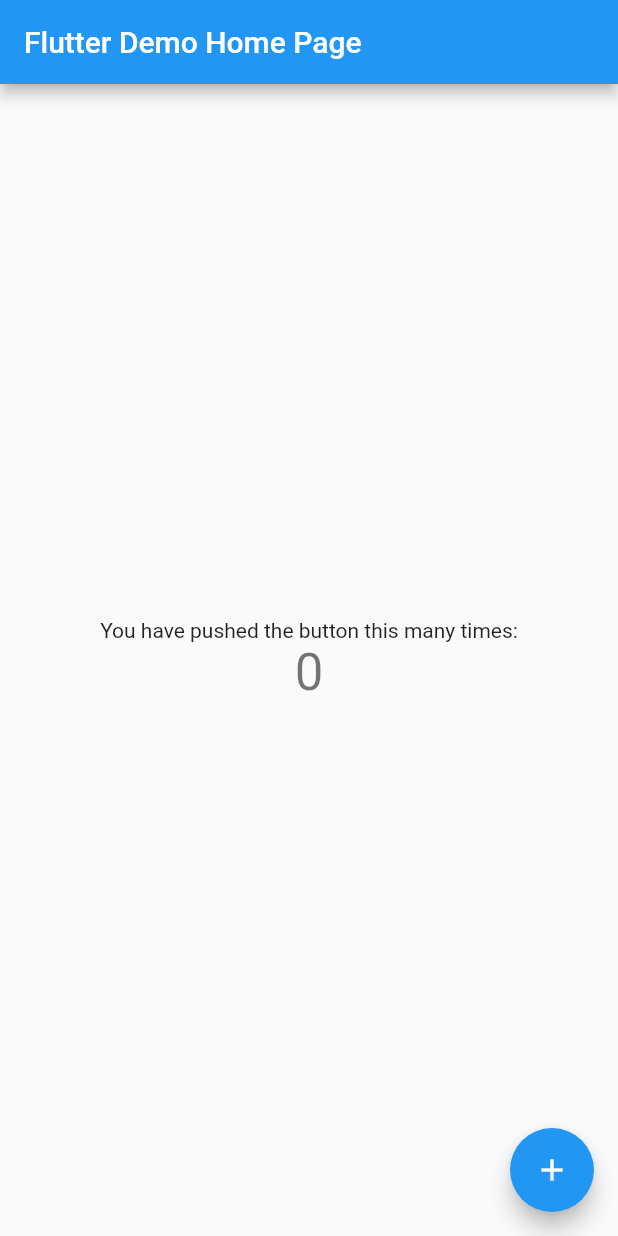
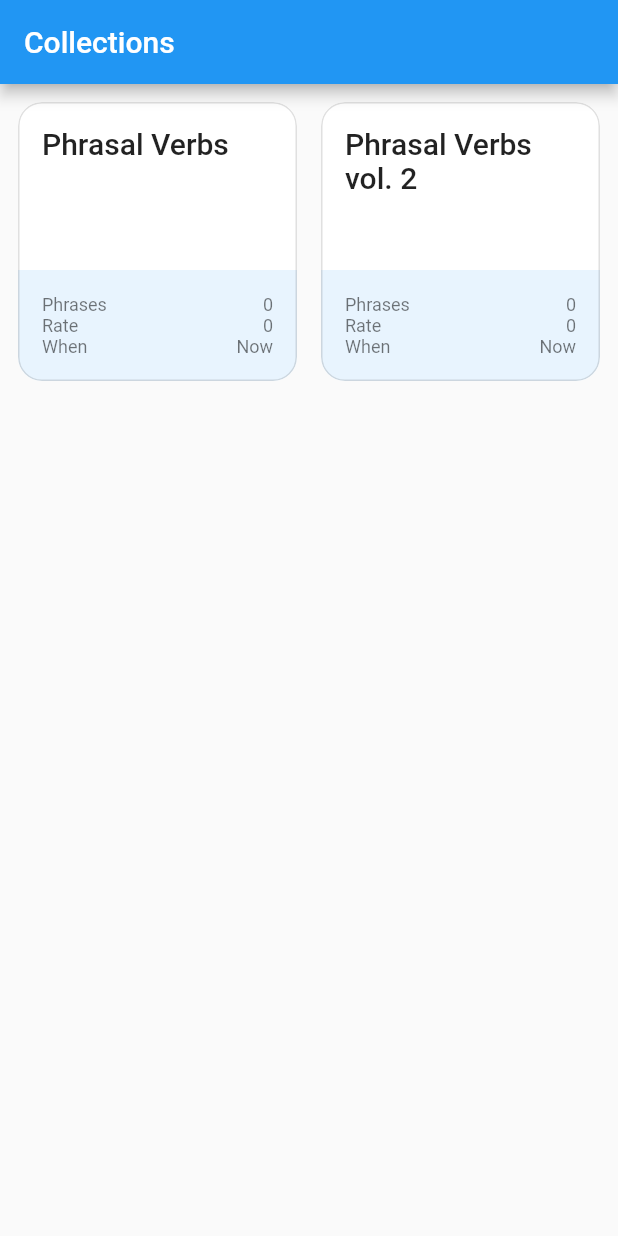
Before and after one commit to bnvmxm/va, a Flutter app: the screen it shows after launch, on a phone screen of 412 x 824 dp. Run offline on Flutter 3.47's test engine with Material 2 defaults, Android fonts, the light colour scheme and no system bars; our stand-ins replace get_it.

Commit message:
Show phrase groups grid view

```diff
--- a/src/lib/app/my_app.dart
+++ /dev/null
@@ -1,109 +0,0 @@
-import 'package:flutter/material.dart';
-
-class MyApp extends StatelessWidget {
-  // This widget is the root of your application.
-  @override
-  Widget build(BuildContext context) {
-    return MaterialApp(
-      title: 'Flutter Demo',
-      theme: ThemeData(
-        // This is the theme of your application.
-        //
-        // Try running your application with "flutter run". You'll see the
-        // application has a blue toolbar. Then, without quitting the app, try
-        // changing the primarySwatch below to Colors.green and then invoke
-        // "hot reload" (press "r" in the console where you ran "flutter run",
-        // or simply save your changes to "hot reload" in a Flutter IDE).
-        // Notice that the counter didn't reset back to zero; the application
-        // is not restarted.
-        primarySwatch: Colors.blue,
-      ),
-      home: const MyHomePage(title: 'Flutter Demo Home Page'),
-    );
-  }
-}
-
-class MyHomePage extends StatefulWidget {
-  const MyHomePage({Key key, this.title}) : super(key: key);
-
-  // This widget is the home page of your application. It is stateful, meaning
-  // that it has a State object (defined below) that contains fields that affect
-  // how it looks.
-
-  // This class is the configuration for the state. It holds the values (in this
-  // case the title) provided by the parent (in this case the App widget) and
-  // used by the build method of the State. Fields in a Widget subclass are
-  // always marked "final".
-
-  final String title;
-
-  @override
-  _MyHomePageState createState() => _MyHomePageState();
-}
-
-class _MyHomePageState extends State<MyHomePage> {
-  int _counter = 0;
-
-  void _incrementCounter() {
-    setState(() {
-      // This call to setState tells the Flutter framework that something has
-      // changed in this State, which causes it to rerun the build method below
-      // so that the display can reflect the updated values. If we changed
-      // _counter without calling setState(), then the build method would not be
-      // called again, and so nothing would appear to happen.
-      _counter++;
-    });
-  }
-
-  @override
-  Widget build(BuildContext context) {
-    // This method is rerun every time setState is called, for instance as done
-    // by the _incrementCounter method above.
-    //
-    // The Flutter framework has been optimized to make rerunning build methods
-    // fast, so that you can just rebuild anything that needs updating rather
-    // than having to individually change instances of widgets.
-    return Scaffold(
-      appBar: AppBar(
-        // Here we take the value from the MyHomePage object that was created by
-        // the App.build method, and use it to set our appbar title.
-        title: Text(widget.title),
-      ),
-      body: Center(
-        // Center is a layout widget. It takes a single child and positions it
-        // in the middle of the parent.
-        child: Column(
-          // Column is also a layout widget. It takes a list of children and
-          // arranges them vertically. By default, it sizes itself to fit its
-          // children horizontally, and tries to be as tall as its parent.
-          //
-          // Invoke "debug painting" (press "p" in the console, choose the
-          // "Toggle Debug Paint" action from the Flutter Inspector in Android
-          // Studio, or the "Toggle Debug Paint" command in Visual Studio Code)
-          // to see the wireframe for each widget.
-          //
-          // Column has various properties to control how it sizes itself and
-          // how it positions its children. Here we use mainAxisAlignment to
-          // center the children vertically; the main axis here is the vertical
-          // axis because Columns are vertical (the cross axis would be
-          // horizontal).
-          mainAxisAlignment: MainAxisAlignment.center,
-          children: <Widget>[
-            const Text(
-              'You have pushed the button this many times:',
-            ),
-            Text(
-              '$_counter',
-              style: Theme.of(context).textTheme.display1,
-            ),
-          ],
-        ),
-      ),
-      floatingActionButton: FloatingActionButton(
-        onPressed: _incrementCounter,
-        tooltip: 'Increment',
-        child: Icon(Icons.add),
-      ), // This trailing comma makes auto-formatting nicer for build methods.
-    );
-  }
-}
--- /dev/null
+++ b/src/lib/app/phrase_group_card.dart
@@ -0,0 +1,75 @@
+import 'package:flutter/material.dart';
+import 'package:vocabulary_advancer/core/extensions.dart';
+
+class PhraseGroupCard extends StatelessWidget {
+  PhraseGroupCard(
+      {bool isSelected, String name, int phraseCount, int minRate, DateTime closeTarget})
+      : isSelected = isSelected ?? false,
+        name = name ?? '',
+        phraseCount = phraseCount ?? 0,
+        minRate = minRate ?? 0,
+        closeTarget = closeTarget ?? DateTime.now().toUtc();
+
+  final bool isSelected;
+  final String name;
+  final int phraseCount;
+  final int minRate;
+  final DateTime closeTarget;
+
+  @override
+  Widget build(BuildContext context) =>
+      isSelected ? _buildSelectedCardView(context) : _buildCardView(context);
+
+  Widget _buildSelectedCardView(BuildContext context) =>
+      Stack(alignment: AlignmentDirectional.topEnd, children: [
+        Padding(
+            padding: const EdgeInsets.only(top: 2, left: 2, bottom: 2, right: 8),
+            child: _buildCardView(context)),
+        CircleAvatar(
+            backgroundColor: Theme.of(context).accentColor,
+            radius: 16,
+            child: Icon(Icons.check, color: Theme.of(context).cardColor)),
+      ]);
+
+  Widget _buildCardView(BuildContext context) => Card(
+      elevation: 0.0,
+      clipBehavior: Clip.antiAliasWithSaveLayer,
+      shape: RoundedRectangleBorder(
+        side: BorderSide(
+            color: isSelected ? Theme.of(context).accentColor : Theme.of(context).dividerColor,
+            width: isSelected ? 2.0 : 1.0),
+        borderRadius: BorderRadius.circular(16.0),
+      ),
+      child: Column(children: [
+        Expanded(
+            child: Container(
+                padding: const EdgeInsets.all(16.0),
+                alignment: Alignment.topLeft,
+                child: Text(name, style: Theme.of(context).textTheme.title))),
+        Container(
+            padding: const EdgeInsets.all(16.0),
+            alignment: Alignment.topLeft,
+            color: Theme.of(context).accentColor.withOpacity(0.1),
+            child: Column(mainAxisAlignment: MainAxisAlignment.center, children: [
+              Row(children: [
+                Expanded(flex: 1, child: _buildCaption(context, 'Phrases')),
+                Expanded(
+                    flex: 1, child: _buildCaption(context, phraseCount.toString(), TextAlign.end))
+              ]),
+              Row(children: [
+                Expanded(flex: 1, child: _buildCaption(context, 'Rate')),
+                Expanded(flex: 1, child: _buildCaption(context, minRate.toString(), TextAlign.end))
+              ]),
+              Row(children: [
+                Expanded(flex: 1, child: _buildCaption(context, 'When')),
+                Expanded(
+                    flex: 2,
+                    child: _buildCaption(
+                        context, closeTarget.toLocal().toStringAsTarget(), TextAlign.end))
+              ])
+            ])),
+      ]));
+
+  Widget _buildCaption(BuildContext context, String caption, [TextAlign align = TextAlign.start]) =>
+      Text(caption, textAlign: align, style: Theme.of(context).textTheme.caption);
+}
--- /dev/null
+++ b/src/lib/app/phrase_group_grid_view.dart
@@ -0,0 +1,43 @@
+import 'package:flutter/cupertino.dart';
+import 'package:flutter/material.dart';
+import 'package:vocabulary_advancer/app/phrase_group_card.dart';
+import 'package:vocabulary_advancer/core/model.dart';
+import 'package:vocabulary_advancer/shell/root.dart';
+
+class PhraseGroupGridView extends StatefulWidget {
+  @override
+  State<StatefulWidget> createState() => _PhraseGroupGridViewState();
+}
+
+class _PhraseGroupGridViewState extends State<PhraseGroupGridView> {
+  String groupNameSelected;
+
+  final Iterable<PhraseGroup> items = groupRepository.findMany();
+
+  @override
+  Widget build(BuildContext context) {
+    return OrientationBuilder(builder: (context, orientation) {
+      return orientation == Orientation.portrait
+          ? _buildGridView(items, isPortrait: true)
+          : SafeArea(child: _buildGridView(items, isPortrait: false));
+    });
+  }
+
+  Widget _buildGridView(Iterable<PhraseGroup> items, {bool isPortrait}) => GridView.count(
+      crossAxisCount: isPortrait ? 2 : 3,
+      padding: const EdgeInsets.all(8.0),
+      crossAxisSpacing: 8.0,
+      mainAxisSpacing: 8.0,
+      children: items.map((x) => _buildGridViewTile(x)).toList());
+
+  Widget _buildGridViewTile(PhraseGroup item) => groupNameSelected == item?.name
+      ? PhraseGroupCard(name: item.name, isSelected: true)
+      : InkWell(
+          onTap: () {
+            setState(() {
+              groupNameSelected = item.name;
+            });
+          },
+          radius: 2,
+          child: PhraseGroupCard(name: item.name));
+}
--- /dev/null
+++ b/src/lib/app/va_app.dart
@@ -0,0 +1,15 @@
+import 'package:flutter/material.dart';
+import 'package:vocabulary_advancer/app/phrase_group_grid_view.dart';
+
+class VAApp extends StatelessWidget {
+  @override
+  Widget build(BuildContext context) {
+    return MaterialApp(
+      title: 'Vocabulary Advancer',
+      theme: ThemeData(
+        primarySwatch: Colors.blue,
+      ),
+      home: Scaffold(appBar: AppBar(title: const Text('Collections')), body: PhraseGroupGridView()),
+    );
+  }
+}
--- /dev/null
+++ b/src/lib/core/extensions.dart
@@ -0,0 +1,28 @@
+extension DateTimeExtensions on DateTime {
+  String toStringAsTarget() {
+    var ts = difference(DateTime.now().toUtc());
+
+    if (ts.abs().inSeconds < 60) {
+      return 'Now';
+    }
+
+    var sb = StringBuffer();
+
+    if (ts.isNegative) {
+      sb.write('Overdue ');
+      ts = ts.abs();
+    } else {
+      sb.write('In ');
+    }
+
+    if (ts.inDays >= 3) {
+      sb.write('${ts.inDays} days');
+    } else if (ts.inHours >= 2) {
+      sb.write('${ts.inHours} hours');
+    } else {
+      sb.write('${ts.inMinutes} min');
+    }
+
+    return sb.toString();
+  }
+}
--- a/src/lib/data/sample_data_source.dart
+++ b/src/lib/data/sample_data_source.dart
@@ -62,5 +62,6 @@
         rate: 60,
         created: DateTime.now().toUtc(),
         target: DateTime.now().toUtc().add(const Duration(days: 1))),
-  })
+  }),
+  DataGroup(name: 'Phrasal Verbs vol. 2', phrases: <DataPhrase>{})
 };
--- a/src/lib/main.dart
+++ b/src/lib/main.dart
@@ -1,9 +1,9 @@
 import 'package:flutter/widgets.dart';
-import 'package:vocabulary_advancer/app/my_app.dart';
+import 'package:vocabulary_advancer/app/va_app.dart';
 import 'package:vocabulary_advancer/shell/bootstrapper.dart';
 import 'package:vocabulary_advancer/shell/environment.dart';
 
 void main() {
   setupApp(Profile.dev);
-  runApp(MyApp());
+  runApp(VAApp());
 }
```
Also changed, not shown: 3 other files.
